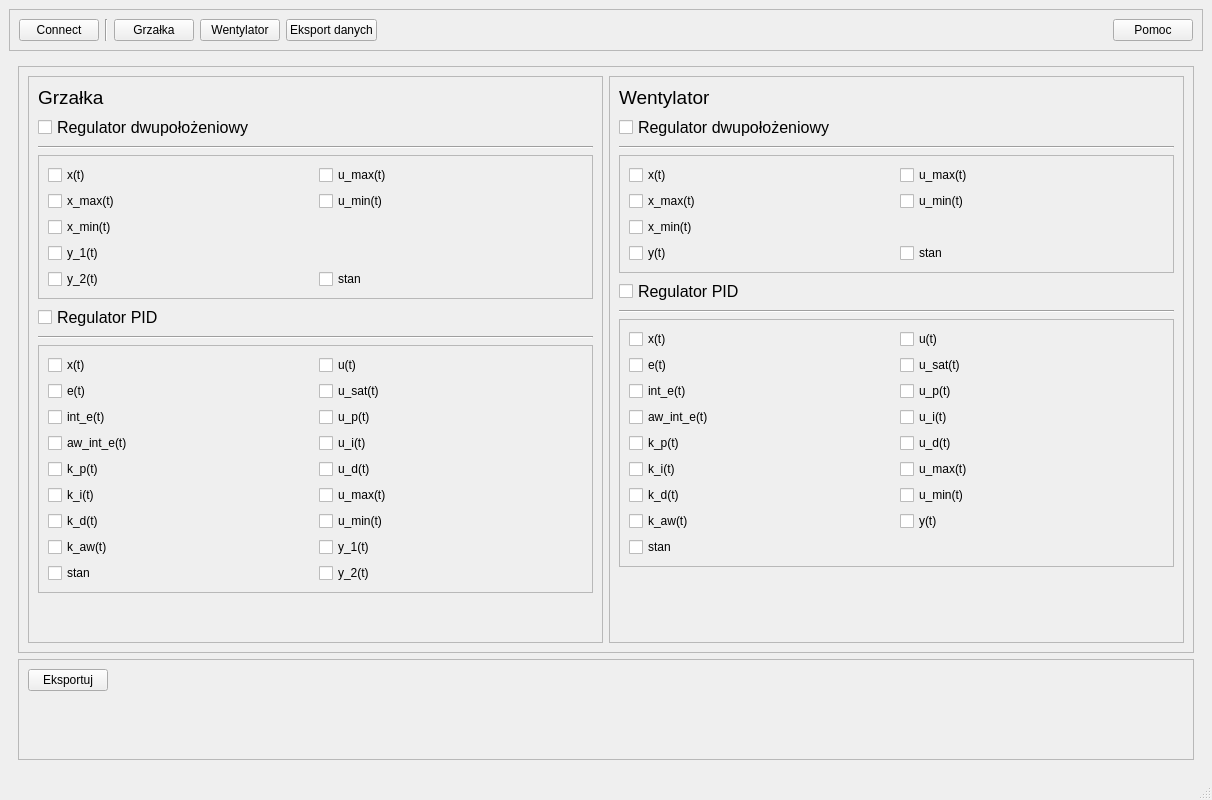
First picture: the form in form.ui, repository szymonhrehorowicz/eng_thesis_app, before the edit.
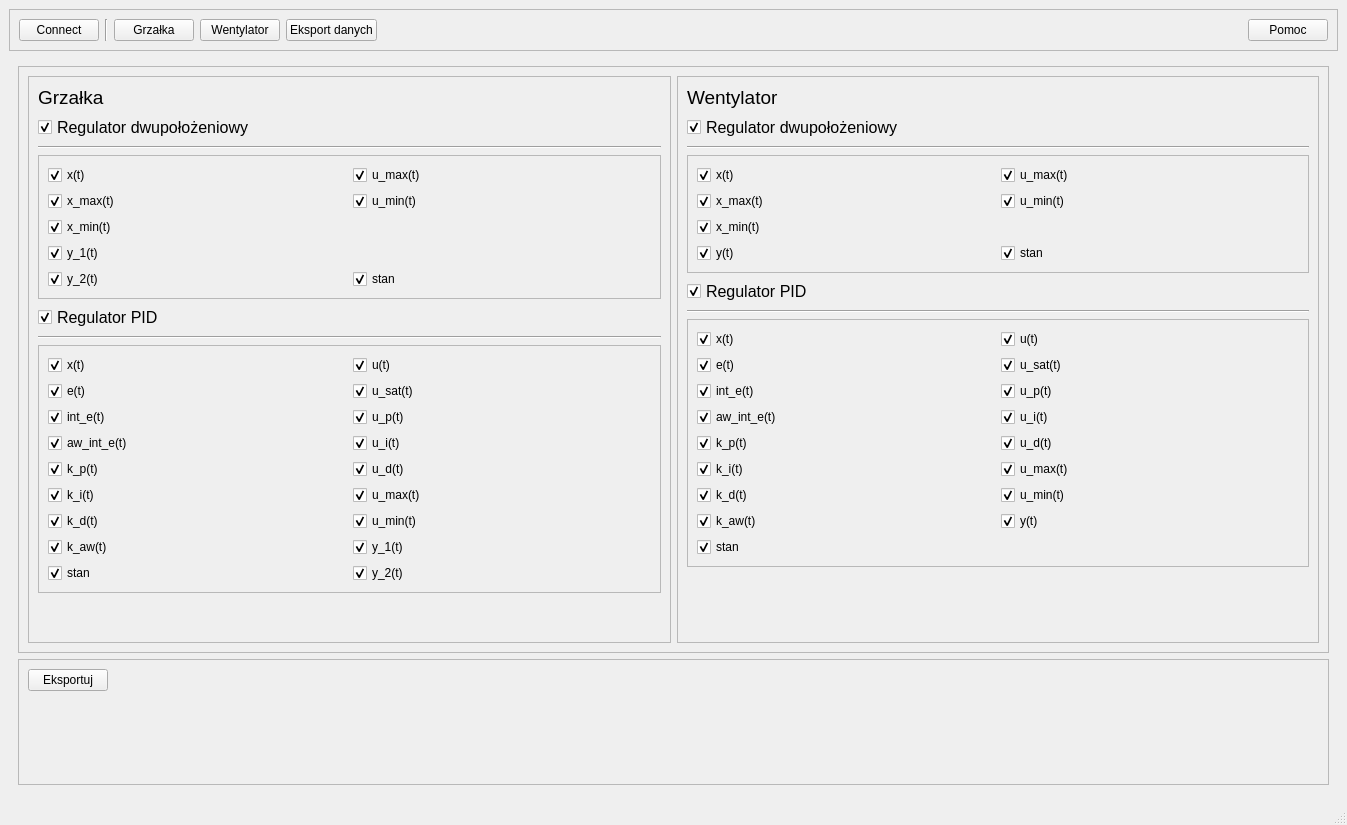
Second picture: the form after the edit. The open tabs and pages were chosen to show the change. Icons and pictures are not drawn. Custom widgets are drawn as their Qt base class.

Diff of the .ui file:
```diff
--- a/form.ui
+++ b/form.ui
@@ -18,7 +18,7 @@
   </property>
   <property name="windowIcon">
    <iconset resource="resources.qrc">
-    <normaloff>:/assets/assets/controller.ico</normaloff>:/assets/assets/controller.ico</iconset>
+    <normaloff>:/assets/assets/oscilloscope.ico</normaloff>:/assets/assets/oscilloscope.ico</iconset>
   </property>
   <property name="autoFillBackground">
    <bool>false</bool>
@@ -29,6 +29,12 @@
   <property name="locale">
    <locale language="Polish" country="Poland"/>
   </property>
+  <property name="iconSize">
+   <size>
+    <width>40</width>
+    <height>40</height>
+   </size>
+  </property>
   <widget class="QWidget" name="centralwidget">
    <layout class="QVBoxLayout" name="verticalLayout_2">
     <item>
@@ -42,6 +48,9 @@
       <layout class="QHBoxLayout" name="horizontalLayout">
        <item>
         <widget class="QPushButton" name="btnConnect">
+         <property name="cursor">
+          <cursorShape>PointingHandCursor</cursorShape>
+         </property>
          <property name="toolTip">
           <string>Połącz lub Rozłącz się z urządzeniem</string>
          </property>
@@ -54,6 +63,10 @@
          <property name="text">
           <string>Connect</string>
          </property>
+         <property name="icon">
+          <iconset resource="resources.qrc">
+           <normaloff>:/assets/assets/uC.ico</normaloff>:/assets/assets/uC.ico</iconset>
+         </property>
          <property name="checkable">
           <bool>true</bool>
          </property>
@@ -74,6 +87,9 @@
            <verstretch>0</verstretch>
           </sizepolicy>
          </property>
+         <property name="cursor">
+          <cursorShape>PointingHandCursor</cursorShape>
+         </property>
          <property name="toolTip">
           <string>Wybierz regulator grzałki i zmień jego parametry</string>
          </property>
@@ -83,6 +99,10 @@
          <property name="text">
           <string>Grzałka</string>
          </property>
+         <property name="icon">
+          <iconset resource="resources.qrc">
+           <normaloff>:/assets/assets/heater.ico</normaloff>:/assets/assets/heater.ico</iconset>
+         </property>
          <property name="checkable">
           <bool>true</bool>
          </property>
@@ -90,6 +110,9 @@
        </item>
        <item>
         <widget class="QPushButton" name="btnFanControls">
+         <property name="cursor">
+          <cursorShape>PointingHandCursor</cursorShape>
+         </property>
          <property name="toolTip">
           <string>Wybierz regulator wentylatora i zmień jego parametry</string>
          </property>
@@ -99,6 +122,10 @@
          <property name="text">
           <string>Wentylator</string>
          </property>
+         <property name="icon">
+          <iconset resource="resources.qrc">
+           <normaloff>:/assets/assets/fan.ico</normaloff>:/assets/assets/fan.ico</iconset>
+         </property>
          <property name="checkable">
           <bool>true</bool>
          </property>
@@ -106,6 +133,9 @@
        </item>
        <item>
         <widget class="QPushButton" name="btnDataExport">
+         <property name="cursor">
+          <cursorShape>PointingHandCursor</cursorShape>
+         </property>
          <property name="toolTip">
           <string>Eksportuj dane do pliku .xlsx</string>
          </property>
@@ -115,6 +145,10 @@
          <property name="text">
           <string>Eksport danych</string>
          </property>
+         <property name="icon">
+          <iconset resource="resources.qrc">
+           <normaloff>:/assets/assets/export.ico</normaloff>:/assets/assets/export.ico</iconset>
+         </property>
          <property name="checkable">
           <bool>true</bool>
          </property>
@@ -135,6 +169,9 @@
        </item>
        <item>
         <widget class="QPushButton" name="btnHelp">
+         <property name="cursor">
+          <cursorShape>WhatsThisCursor</cursorShape>
+         </property>
          <property name="toolTip">
           <string>Dowiedz się jak korzystać z programu</string>
          </property>
@@ -144,6 +181,10 @@
          <property name="text">
           <string>Pomoc</string>
          </property>
+         <property name="icon">
+          <iconset resource="resources.qrc">
+           <normaloff>:/assets/assets/help.ico</normaloff>:/assets/assets/help.ico</iconset>
+         </property>
          <property name="checkable">
           <bool>true</bool>
          </property>
@@ -161,7 +202,7 @@
        </sizepolicy>
       </property>
       <property name="currentIndex">
-       <number>1</number>
+       <number>2</number>
       </property>
       <widget class="QWidget" name="Controls">
        <layout class="QVBoxLayout" name="verticalLayout">
@@ -2778,6 +2819,9 @@
                 <property name="text">
                  <string>Regulator dwupołożeniowy</string>
                 </property>
+                <property name="checked">
+                 <bool>true</bool>
+                </property>
                </widget>
               </item>
               <item>
@@ -2801,6 +2845,9 @@
                    <property name="text">
                     <string>u_min(t)</string>
                    </property>
+                   <property name="checked">
+                    <bool>true</bool>
+                   </property>
                   </widget>
                  </item>
                  <item row="1" column="0">
@@ -2808,6 +2855,9 @@
                    <property name="text">
                     <string>x_max(t)</string>
                    </property>
+                   <property name="checked">
+                    <bool>true</bool>
+                   </property>
                   </widget>
                  </item>
                  <item row="0" column="1">
@@ -2815,6 +2865,9 @@
                    <property name="text">
                     <string>u_max(t)</string>
                    </property>
+                   <property name="checked">
+                    <bool>true</bool>
+                   </property>
                   </widget>
                  </item>
                  <item row="2" column="0">
@@ -2822,6 +2875,9 @@
                    <property name="text">
                     <string>x_min(t)</string>
                    </property>
+                   <property name="checked">
+                    <bool>true</bool>
+                   </property>
                   </widget>
                  </item>
                  <item row="3" column="0">
@@ -2829,6 +2885,9 @@
                    <property name="text">
                     <string>y_1(t)</string>
                    </property>
+                   <property name="checked">
+                    <bool>true</bool>
+                   </property>
                   </widget>
                  </item>
                  <item row="0" column="0">
@@ -2836,6 +2895,9 @@
                    <property name="text">
                     <string>x(t)</string>
                    </property>
+                   <property name="checked">
+                    <bool>true</bool>
+                   </property>
                   </widget>
                  </item>
                  <item row="4" column="0">
@@ -2843,6 +2905,9 @@
                    <property name="text">
                     <string>y_2(t)</string>
                    </property>
+                   <property name="checked">
+                    <bool>true</bool>
+                   </property>
                   </widget>
                  </item>
                  <item row="4" column="1">
@@ -2850,6 +2915,9 @@
                    <property name="text">
                     <string>stan</string>
                    </property>
+                   <property name="checked">
+                    <bool>true</bool>
+                   </property>
                   </widget>
                  </item>
                 </layout>
@@ -2866,6 +2934,9 @@
                 <property name="text">
                  <string>Regulator PID</string>
                 </property>
+                <property name="checked">
+                 <bool>true</bool>
+                </property>
                </widget>
               </item>
               <item>
@@ -2889,6 +2960,9 @@
                    <property name="text">
                     <string>aw_int_e(t)</string>
                    </property>
+                   <property name="checked">
+                    <bool>true</bool>
+                   </property>
                   </widget>
                  </item>
                  <item row="5" column="0">
@@ -2896,6 +2970,9 @@
                    <property name="text">
                     <string>k_i(t)</string>
                    </property>
+                   <property name="checked">
+                    <bool>true</bool>
+                   </property>
                   </widget>
                  </item>
                  <item row="0" column="0">
@@ -2903,6 +2980,9 @@
                    <property name="text">
                     <string>x(t)</string>
                    </property>
+                   <property name="checked">
+                    <bool>true</bool>
+                   </property>
                   </widget>
                  </item>
                  <item row="8" column="0">
@@ -2910,6 +2990,9 @@
                    <property name="text">
                     <string>stan</string>
                    </property>
+                   <property name="checked">
+                    <bool>true</bool>
+                   </property>
                   </widget>
                  </item>
                  <item row="6" column="0">
@@ -2917,6 +3000,9 @@
                    <property name="text">
                     <string>k_d(t)</string>
                    </property>
+                   <property name="checked">
+                    <bool>true</bool>
+                   </property>
                   </widget>
                  </item>
                  <item row="2" column="0">
@@ -2924,6 +3010,9 @@
                    <property name="text">
                     <string>int_e(t)</string>
                    </property>
+                   <property name="checked">
+                    <bool>true</bool>
+                   </property>
                   </widget>
                  </item>
                  <item row="1" column="0">
@@ -2931,6 +3020,9 @@
                    <property name="text">
                     <string>e(t)</string>
                    </property>
+                   <property name="checked">
+                    <bool>true</bool>
+                   </property>
                   </widget>
                  </item>
                  <item row="7" column="0">
@@ -2938,6 +3030,9 @@
                    <property name="text">
                     <string>k_aw(t)</string>
                    </property>
+                   <property name="checked">
+                    <bool>true</bool>
+                   </property>
                   </widget>
                  </item>
                  <item row="4" column="0">
@@ -2945,6 +3040,9 @@
                    <property name="text">
                     <string>k_p(t)</string>
                    </property>
+                   <property name="checked">
+                    <bool>true</bool>
+                   </property>
                   </widget>
                  </item>
                  <item row="2" column="1">
@@ -2952,6 +3050,9 @@
                    <property name="text">
                     <string>u_p(t)</string>
                    </property>
+                   <property name="checked">
+                    <bool>true</bool>
+                   </property>
                   </widget>
                  </item>
                  <item row="3" column="1">
@@ -2959,6 +3060,9 @@
                    <property name="text">
                     <string>u_i(t)</string>
                    </property>
+                   <property name="checked">
+                    <bool>true</bool>
+                   </property>
                   </widget>
                  </item>
                  <item row="1" column="1">
@@ -2966,6 +3070,9 @@
                    <property name="text">
                     <string>u_sat(t)</string>
                    </property>
+                   <property name="checked">
+                    <bool>true</bool>
+                   </property>
                   </widget>
                  </item>
                  <item row="0" column="1">
@@ -2973,6 +3080,9 @@
                    <property name="text">
                     <string>u(t)</string>
                    </property>
+                   <property name="checked">
+                    <bool>true</bool>
+                   </property>
                   </widget>
                  </item>
                  <item row="4" column="1">
@@ -2980,6 +3090,9 @@
                    <property name="text">
                     <string>u_d(t)</string>
                    </property>
+                   <property name="checked">
+                    <bool>true</bool>
+                   </property>
                   </widget>
                  </item>
                  <item row="5" column="1">
@@ -2987,6 +3100,9 @@
                    <property name="text">
                     <string>u_max(t)</string>
                    </property>
+                   <property name="checked">
+                    <bool>true</bool>
+                   </property>
                   </widget>
                  </item>
                  <item row="6" column="1">
@@ -2994,6 +3110,9 @@
                    <property name="text">
                     <string>u_min(t)</string>
                    </property>
+                   <property name="checked">
+                    <bool>true</bool>
+                   </property>
                   </widget>
                  </item>
                  <item row="7" column="1">
@@ -3001,6 +3120,9 @@
                    <property name="text">
                     <string>y_1(t)</string>
                    </property>
+                   <property name="checked">
+                    <bool>true</bool>
+                   </property>
                   </widget>
                  </item>
                  <item row="8" column="1">
@@ -3008,6 +3130,9 @@
                    <property name="text">
                     <string>y_2(t)</string>
                    </property>
+                   <property name="checked">
+                    <bool>true</bool>
+                   </property>
                   </widget>
                  </item>
                 </layout>
@@ -3061,6 +3186,9 @@
                 <property name="text">
                  <string>Regulator dwupołożeniowy</string>
                 </property>
+                <property name="checked">
+                 <bool>true</bool>
+                </property>
                </widget>
               </item>
               <item>
@@ -3084,6 +3212,9 @@
                    <property name="text">
                     <string>stan</string>
                    </property>
+                   <property name="checked">
+                    <bool>true</bool>
+                   </property>
                   </widget>
                  </item>
                  <item row="1" column="0">
@@ -3091,6 +3222,9 @@
                    <property name="text">
                     <string>x_max(t)</string>
                    </property>
+                   <property name="checked">
+                    <bool>true</bool>
+                   </property>
                   </widget>
                  </item>
                  <item row="1" column="1">
@@ -3098,6 +3232,9 @@
                    <property name="text">
                     <string>u_min(t)</string>
                    </property>
+                   <property name="checked">
+                    <bool>true</bool>
+                   </property>
                   </widget>
                  </item>
                  <item row="0" column="0">
@@ -3105,6 +3242,9 @@
                    <property name="text">
                     <string>x(t)</string>
                    </property>
+                   <property name="checked">
+                    <bool>true</bool>
+                   </property>
                   </widget>
                  </item>
                  <item row="3" column="0">
@@ -3112,6 +3252,9 @@
                    <property name="text">
                     <string>y(t)</string>
                    </property>
+                   <property name="checked">
+                    <bool>true</bool>
+                   </property>
                   </widget>
                  </item>
                  <item row="2" column="0">
@@ -3119,6 +3262,9 @@
                    <property name="text">
                     <string>x_min(t)</string>
                    </property>
+                   <property name="checked">
+                    <bool>true</bool>
+                   </property>
                   </widget>
                  </item>
                  <item row="0" column="1">
@@ -3126,6 +3272,9 @@
                    <property name="text">
                     <string>u_max(t)</string>
                    </property>
+                   <property name="checked">
+                    <bool>true</bool>
+                   </property>
                   </widget>
                  </item>
                 </layout>
@@ -3142,6 +3291,9 @@
                 <property name="text">
                  <string>Regulator PID</string>
                 </property>
+                <property name="checked">
+                 <bool>true</bool>
+                </property>
                </widget>
               </item>
               <item>
@@ -3165,6 +3317,9 @@
                    <property name="text">
                     <string>x(t)</string>
                    </property>
+                   <property name="checked">
+                    <bool>true</bool>
+                   </property>
                   </widget>
                  </item>
                  <item row="0" column="1">
@@ -3172,6 +3327,9 @@
                    <property name="text">
                     <string>u(t)</string>
                    </property>
+                   <property name="checked">
+                    <bool>true</bool>
+                   </property>
                   </widget>
                  </item>
                  <item row="1" column="0">
@@ -3179,6 +3337,9 @@
                    <property name="text">
                     <string>e(t)</string>
                    </property>
+                   <property name="checked">
+                    <bool>true</bool>
+                   </property>
                   </widget>
                  </item>
                  <item row="1" column="1">
@@ -3186,6 +3347,9 @@
                    <property name="text">
                     <string>u_sat(t)</string>
                    </property>
+                   <property name="checked">
+                    <bool>true</bool>
+                   </property>
                   </widget>
                  </item>
                  <item row="2" column="0">
@@ -3193,6 +3357,9 @@
                    <property name="text">
                     <string>int_e(t)</string>
                    </property>
+                   <property name="checked">
+                    <bool>true</bool>
+                   </property>
                   </widget>
                  </item>
                  <item row="2" column="1">
@@ -3200,6 +3367,9 @@
                    <property name="text">
                     <string>u_p(t)</string>
                    </property>
+                   <property name="checked">
+                    <bool>true</bool>
+                   </property>
                   </widget>
                  </item>
                  <item row="3" column="0">
@@ -3207,6 +3377,9 @@
                    <property name="text">
                     <string>aw_int_e(t)</string>
                    </property>
+                   <property name="checked">
+                    <bool>true</bool>
+                   </property>
                   </widget>
                  </item>
                  <item row="3" column="1">
@@ -3214,6 +3387,9 @@
                    <property name="text">
                     <string>u_i(t)</string>
                    </property>
+                   <property name="checked">
+                    <bool>true</bool>
+                   </property>
                   </widget>
                  </item>
                  <item row="4" column="0">
@@ -3221,6 +3397,9 @@
                    <property name="text">
                     <string>k_p(t)</string>
                    </property>
+                   <property name="checked">
+                    <bool>true</bool>
+                   </property>
                   </widget>
                  </item>
                  <item row="4" column="1">
@@ -3228,6 +3407,9 @@
                    <property name="text">
                     <string>u_d(t)</string>
                    </property>
+                   <property name="checked">
+                    <bool>true</bool>
+                   </property>
                   </widget>
                  </item>
                  <item row="5" column="0">
@@ -3235,6 +3417,9 @@
                    <property name="text">
                     <string>k_i(t)</string>
                    </property>
+                   <property name="checked">
+                    <bool>true</bool>
+                   </property>
                   </widget>
                  </item>
                  <item row="5" column="1">
@@ -3242,6 +3427,9 @@
                    <property name="text">
                     <string>u_max(t)</string>
                    </property>
+                   <property name="checked">
+                    <bool>true</bool>
+                   </property>
                   </widget>
                  </item>
                  <item row="6" column="0">
@@ -3249,6 +3437,9 @@
                    <property name="text">
                     <string>k_d(t)</string>
                    </property>
+                   <property name="checked">
+                    <bool>true</bool>
+                   </property>
                   </widget>
                  </item>
                  <item row="6" column="1">
@@ -3256,6 +3447,9 @@
                    <property name="text">
                     <string>u_min(t)</string>
                    </property>
+                   <property name="checked">
+                    <bool>true</bool>
+                   </property>
                   </widget>
                  </item>
                  <item row="7" column="0">
@@ -3263,6 +3457,9 @@
                    <property name="text">
                     <string>k_aw(t)</string>
                    </property>
+                   <property name="checked">
+                    <bool>true</bool>
+                   </property>
                   </widget>
                  </item>
                  <item row="7" column="1">
@@ -3270,6 +3467,9 @@
                    <property name="text">
                     <string>y(t)</string>
                    </property>
+                   <property name="checked">
+                    <bool>true</bool>
+                   </property>
                   </widget>
                  </item>
                  <item row="8" column="0">
@@ -3277,6 +3477,9 @@
                    <property name="text">
                     <string>stan</string>
                    </property>
+                   <property name="checked">
+                    <bool>true</bool>
+                   </property>
                   </widget>
                  </item>
                 </layout>
@@ -3334,6 +3537,10 @@
              <property name="text">
               <string>Eksportuj</string>
              </property>
+             <property name="icon">
+              <iconset resource="resources.qrc">
+               <normaloff>:/assets/assets/export.ico</normaloff>:/assets/assets/export.ico</iconset>
+             </property>
             </widget>
            </item>
            <item row="1" column="0">
@@ -3355,32 +3562,60 @@
        </layout>
       </widget>
       <widget class="QWidget" name="Help">
-       <widget class="QLabel" name="label_37">
-        <property name="geometry">
-         <rect>
-          <x>330</x>
-          <y>400</y>
-          <width>49</width>
-          <height>16</height>
-         </rect>
-        </property>
-        <property name="text">
-         <string>Help</string>
-        </property>
-       </widget>
-       <widget class="QLabel" name="label_8">
-        <property name="geometry">
-         <rect>
-          <x>490</x>
-          <y>450</y>
-          <width>261</width>
-          <height>31</height>
-         </rect>
-        </property>
-        <property name="text">
-         <string>&lt;html&gt;&lt;head/&gt;&lt;body&gt;&lt;p&gt;Źródło wszystkich ikon w aplikacji: Flaticon.com&lt;/p&gt;&lt;/body&gt;&lt;/html&gt;</string>
-        </property>
-       </widget>
+       <layout class="QVBoxLayout" name="verticalLayout_14">
+        <item>
+         <widget class="QLabel" name="label_37">
+          <property name="text">
+           <string>&lt;html&gt;&lt;head/&gt;&lt;body&gt;&lt;p&gt;&lt;span style=&quot; font-size:12pt;&quot;&gt;Jak korzystać z aplikacji?&lt;/span&gt;&lt;/p&gt;&lt;p&gt;&lt;span style=&quot; font-weight:700;&quot;&gt;1. Połącz się z urządzeniem&lt;/span&gt;&lt;/p&gt;&lt;p&gt;Upewnij się, że urządzenie jest zasilone oraz połączone z komputerem za pomocą przewodu USB. Następnie, naciśnij przycisk &amp;quot;&lt;img src=&quot;:/assets/assets/uC.ico&quot;/&gt; Connect&amp;quot;. Jeśli urządzenie jest poprawnie podpięte, zakładki &amp;quot;&lt;img src=&quot;:/assets/assets/heater.ico&quot;/&gt; Grzałka&amp;quot; oraz &amp;quot;&lt;img src=&quot;:/assets/assets/fan.ico&quot;/&gt; Wentylator&amp;quot; powinny stać się dostępne.&lt;/p&gt;&lt;p&gt;&lt;span style=&quot; font-weight:700;&quot;&gt;2. Sterowanie&lt;/span&gt;&lt;/p&gt;&lt;p&gt;Aplikacja pozwala sterować grzałką( w postaci małych rezystorów) oraz wentylatorem. Wchodząc w zakładkę &amp;quot;&lt;img src=&quot;:/assets/assets/heater.ico&quot;/&gt; Grzałka&amp;quot; lub &amp;quot;&lt;img src=&quot;:/assets/assets/fan.ico&quot;/&gt; Wentylator&amp;quot; będziesz mógł wybrać odpowiadający Ci regulator oraz zmienić jego nastawy. &lt;/p&gt;&lt;p&gt;Po wybraniu regulatora oraz jego nastaw, możesz go uruchomić naciskając przycisk &amp;quot;START&amp;quot;, a później zatrzymać wciskając ten sam przycisk, lecz ze zmienionym napisem - &amp;quot;STOP&amp;quot;.&lt;/p&gt;&lt;p&gt;&lt;span style=&quot; font-weight:700;&quot;&gt;3. Regulator dwupołożeniowy&lt;/span&gt;&lt;/p&gt;&lt;p&gt;W przypadku wentylatora, możesz wybrać wartość jego prędkości obrotowej oraz szerokość strefy histerezy.&lt;/p&gt;&lt;p&gt;W przypadku grzałki, możesz wybrać wartość jej temperatury, szerokość strefy histerezy, a także moc grzałki.&lt;/p&gt;&lt;p&gt;&lt;span style=&quot; font-weight:700;&quot;&gt;4. Regulator PID&lt;/span&gt;&lt;/p&gt;&lt;p&gt;W obu przypadkach( grzałki i wentylatora), możesz wybrać:&lt;/p&gt;&lt;p&gt;- wartość zadaną,&lt;/p&gt;&lt;p&gt;- współczynniki wzmocnienia: proporcjonalnego, całkującego i różniczkującego,&lt;/p&gt;&lt;p&gt;- czas zdwojenia i opóźnienia,&lt;/p&gt;&lt;p&gt;- wartość współczynnika anti-windup.&lt;/p&gt;&lt;p&gt;&lt;span style=&quot; font-weight:700;&quot;&gt;5. Sterowanie grzałką&lt;/span&gt;&lt;/p&gt;&lt;p&gt;W zakładce sterowania grzałką znajdziesz dodatkowe przyciski, które pozwalają na wybór grzałki( 17 lub 33Ω) oraz temperatury odniesienia. &lt;/p&gt;&lt;p&gt;Obie grzałki znajdują się bezpośrednio nad wentylatorem. Lewa to ta, która jest nad 17Ω grzałka, natomiast prawa zlokalizowana nad 33Ω grzałką.&lt;/p&gt;&lt;p&gt;&lt;span style=&quot; font-weight:700;&quot;&gt;6. Wykresy&lt;/span&gt;&lt;/p&gt;&lt;p&gt;Każdy regulator posiada swój wykres, który przedstawia przebiegi czasowe wszystkich jego sygnałów.&lt;/p&gt;&lt;p&gt;Wykres ten możesz zatrzymać naciskając przycisk &amp;quot;&lt;img src=&quot;:/assets/assets/pause.ico&quot;/&gt;&amp;quot; i uruchomić ponownie wciskając przycisk &amp;quot;&lt;img src=&quot;:/assets/assets/play.ico&quot;/&gt;&amp;quot;.&lt;/p&gt;&lt;p&gt;Wykres możesz również wyczyścić wciskając przcisk &amp;quot;&lt;img src=&quot;:/assets/assets/broom.ico&quot;/&gt;&amp;quot;. &lt;span style=&quot; font-weight:700; color:#ff0000;&quot;&gt;Uważaj&lt;/span&gt;, gdyż wyszyszczenie wykresu powoduje usunięcie danych o jego dotychczasowych przebiegach z pamięciu programu.&lt;/p&gt;&lt;p&gt;Każdy regulator posiada własną przestrzeń w pamięci programu, więc &lt;span style=&quot; font-weight:700; color:#ffaa00;&quot;&gt;wyczyszczenie jednego z nich nie spowoduje wyszyczenia pozostałych&lt;/span&gt;.&lt;/p&gt;&lt;p&gt;Pod każdym wykresem znajdują się dodatkowe przyciski, które pozwalają na pokazywanie i ukrywanie konkretnych sygnałów.&lt;/p&gt;&lt;p&gt;&lt;span style=&quot; font-weight:700;&quot;&gt;7. Eksport danych do pliku&lt;/span&gt;&lt;/p&gt;&lt;p&gt;W zakładce &amp;quot;&lt;img src=&quot;:/assets/assets/export.ico&quot;/&gt; Eksport danych&amp;quot; możesz łatwo wyeksportować potrzebne Ci dane do pliku .xlsx.&lt;/p&gt;&lt;/body&gt;&lt;/html&gt;</string>
+          </property>
+         </widget>
+        </item>
+        <item>
+         <widget class="Line" name="line_6">
+          <property name="orientation">
+           <enum>Qt::Horizontal</enum>
+          </property>
+         </widget>
+        </item>
+        <item>
+         <widget class="QLabel" name="label_8">
+          <property name="font">
+           <font>
+            <italic>true</italic>
+           </font>
+          </property>
+          <property name="text">
+           <string>&lt;html&gt;&lt;head/&gt;&lt;body&gt;&lt;p&gt;Wszystkie ikony w aplikacji pochodzą z otwartego źródła: Flaticon.com&lt;/p&gt;&lt;/body&gt;&lt;/html&gt;</string>
+          </property>
+         </widget>
+        </item>
+        <item>
+         <widget class="QLabel" name="label_47">
+          <property name="font">
+           <font>
+            <pointsize>10</pointsize>
+            <italic>false</italic>
+           </font>
+          </property>
+          <property name="text">
+           <string>Autor: Szymon Hrehorowicz</string>
+          </property>
+         </widget>
+        </item>
+        <item>
+         <spacer name="verticalSpacer_4">
+          <property name="orientation">
+           <enum>Qt::Vertical</enum>
+          </property>
+          <property name="sizeHint" stdset="0">
+           <size>
+            <width>20</width>
+            <height>40</height>
+           </size>
+          </property>
+         </spacer>
+        </item>
+       </layout>
       </widget>
      </widget>
     </item>
```
